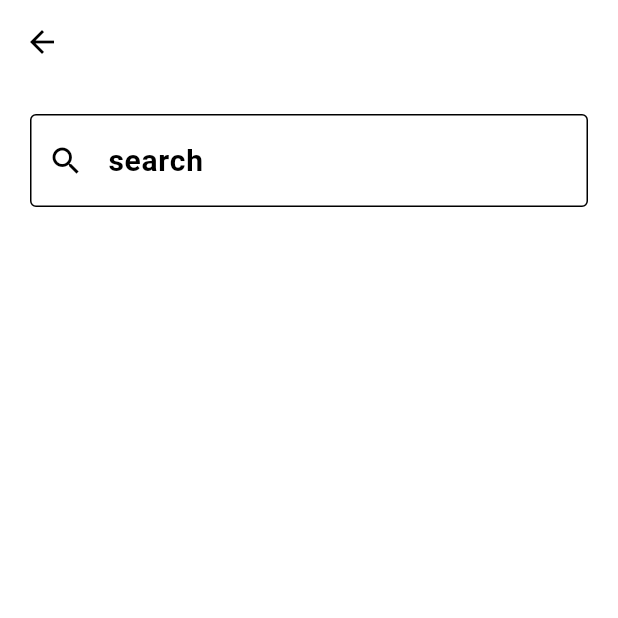
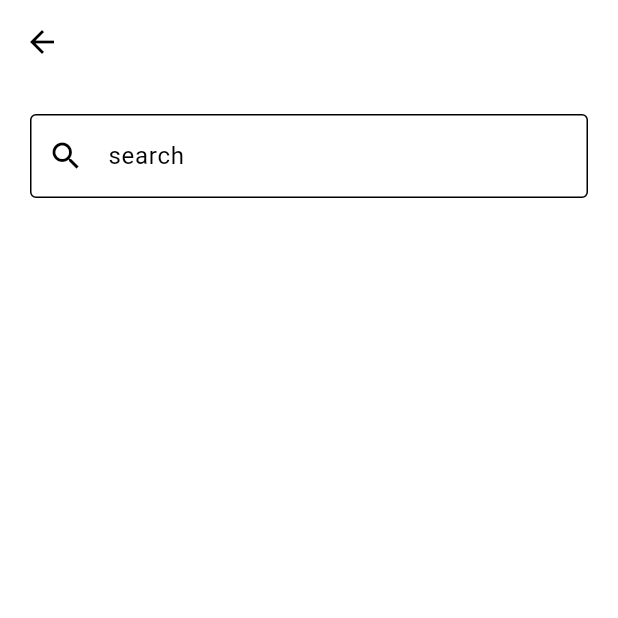
Before and after one commit to A-Abdelsattar/NewsApp, a Flutter app: the screen it shows after launch, after a tap on the "search" icon, on a phone screen of 412 x 824 dp, the top half of it. Run offline on Flutter 3.47's test engine with Material 3 defaults, Android fonts, the phone set to English and light mode, and no system bars; our stand-ins replace bloc, cached_network_image, dio, flutter_bloc, flutter_offline, flutter_screenutil; network calls fail.

Commit message:
update version

```diff
--- a/lib/src/app_root.dart
+++ b/lib/src/app_root.dart
@@ -60,7 +60,7 @@ class AppRoot extends StatelessWidget {
                               type: BottomNavigationBarType.fixed,
                               selectedItemColor: Colors.indigo),
                       textTheme: const TextTheme(
-                          bodyText1: TextStyle(
+                          displaySmall: TextStyle(
                               fontSize: 20,
                               fontWeight: FontWeight.w600,
                               color: Colors.black)),
@@ -85,7 +85,7 @@ class AppRoot extends StatelessWidget {
                                 elevation: 20,
                                 selectedItemColor: Colors.indigo),
                         textTheme: const TextTheme(
-                            bodyText1: TextStyle(
+                            displaySmall: TextStyle(
                                 fontSize: 20,
                                 fontWeight: FontWeight.w600,
                                 color: Colors.white))),
```
Also changed, not shown: lib/components/build_article_item.dart (+8 -2 lines), lib/screens/web_view_screen.dart (+12 -3 lines), pubspec.yaml (+8 -9 lines), pubspec.lock, 2 other files.
